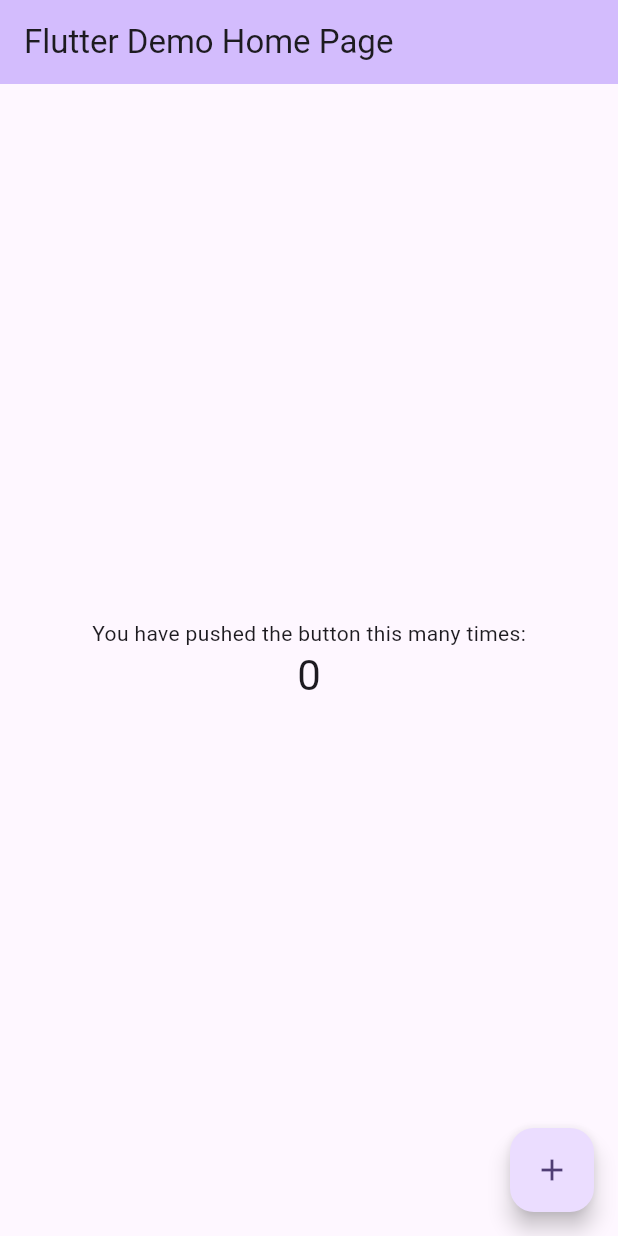
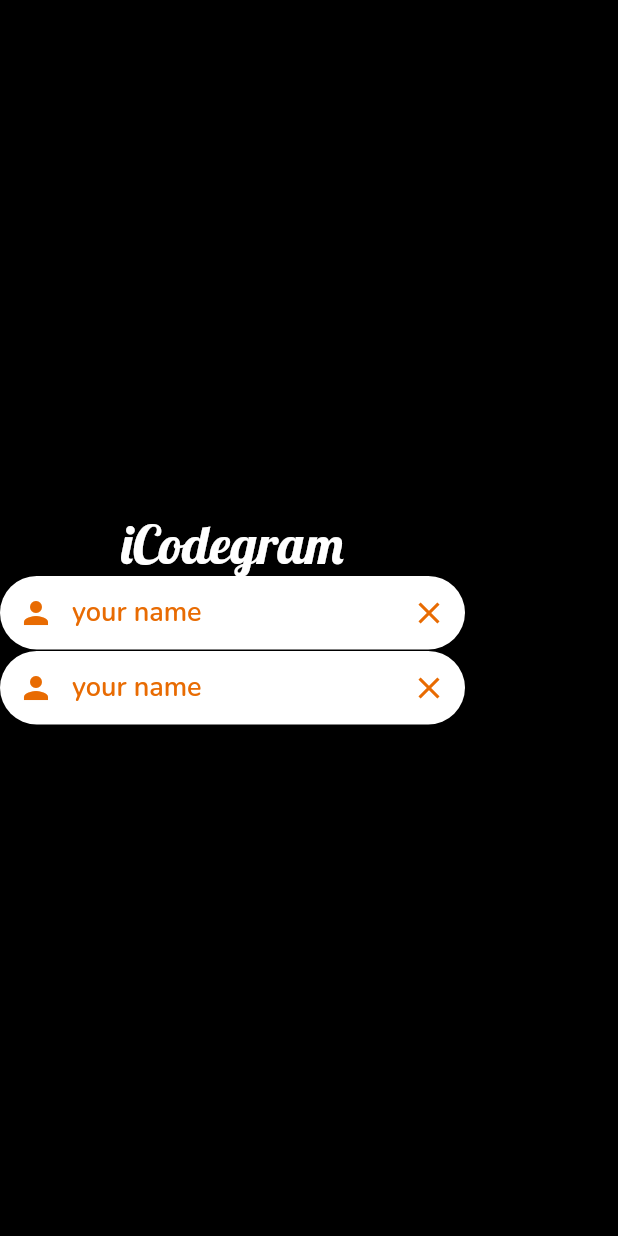
Before and after one commit to akagun/flutter_summer_course_tornadoo, a Flutter app: the screen it shows after launch, on a phone screen of 412 x 824 dp. Run offline on Flutter 3.47's test engine with Material 2 defaults, Android fonts, the phone set to English and light mode, and no system bars; missing offline and left inert: word_search_safety.

Commit message:
add: iCodegram

```diff
--- a/icodegram_app/lib/input_field.dart
+++ b/icodegram_app/lib/input_field.dart
@@ -0,0 +1,46 @@
+import 'package:flutter/material.dart';
+
+class InputField extends StatefulWidget {
+  final String hintText;
+  const InputField({required this.hintText, super.key});
+
+  @override
+  State<InputField> createState() => _InputFieldState();
+}
+
+class _InputFieldState extends State<InputField> {
+
+  @override
+  Widget build(BuildContext context) {
+    return SizedBox(
+      width: 310,
+      height: 50,
+      child: TextField(
+        maxLines: 1,
+        style: TextStyle(
+            color: Color(0xFFE86B02),
+            fontSize: 18,
+            fontFamily: 'Nunito',
+            fontWeight: FontWeight.w600),
+        decoration: InputDecoration(
+            contentPadding: EdgeInsets.symmetric(
+              horizontal: 25,
+              vertical: 12,
+            ),
+            filled: true,
+            fillColor: Colors.white,
+            prefixIcon: Icon(Icons.person, color: Color(0xFFE86B02)),
+            hintText: "your name",
+            hintStyle: TextStyle(color: Color(0xFFE86B02)),
+            suffixIcon: IconButton(
+              onPressed: () {
+              },
+              icon: Icon(Icons.clear, color: Color(0xFFE86B02)),
+            ),
+            border: OutlineInputBorder(
+                borderRadius: BorderRadius.circular(25),
+                borderSide: BorderSide(width: 0, style: BorderStyle.none))),
+      ),
+    );
+  }
+}
--- a/icodegram_app/lib/main.dart
+++ b/icodegram_app/lib/main.dart
@@ -1,125 +1,8 @@
 import 'package:flutter/material.dart';
+import 'package:icodegram_app/pages/login.dart';
 
 void main() {
-  runApp(const MyApp());
+  runApp(const MaterialApp(
+    home: LoginPage(),
+  ));
 }
-
-class MyApp extends StatelessWidget {
-  const MyApp({super.key});
-
-  // This widget is the root of your application.
-  @override
-  Widget build(BuildContext context) {
-    return MaterialApp(
-      title: 'Flutter Demo',
-      theme: ThemeData(
-        // This is the theme of your application.
-        //
-        // TRY THIS: Try running your application with "flutter run". You'll see
-        // the application has a blue toolbar. Then, without quitting the app,
-        // try changing the seedColor in the colorScheme below to Colors.green
-        // and then invoke "hot reload" (save your changes or press the "hot
-        // reload" button in a Flutter-supported IDE, or press "r" if you used
-        // the command line to start the app).
-        //
-        // Notice that the counter didn't reset back to zero; the application
-        // state is not lost during the reload. To reset the state, use hot
-        // restart instead.
-        //
-        // This works for code too, not just values: Most code changes can be
-        // tested with just a hot reload.
-        colorScheme: ColorScheme.fromSeed(seedColor: Colors.deepPurple),
-        useMaterial3: true,
-      ),
-      home: const MyHomePage(title: 'Flutter Demo Home Page'),
-    );
-  }
-}
-
-class MyHomePage extends StatefulWidget {
-  const MyHomePage({super.key, required this.title});
-
-  // This widget is the home page of your application. It is stateful, meaning
-  // that it has a State object (defined below) that contains fields that affect
-  // how it looks.
-
-  // This class is the configuration for the state. It holds the values (in this
-  // case the title) provided by the parent (in this case the App widget) and
-  // used by the build method of the State. Fields in a Widget subclass are
-  // always marked "final".
-
-  final String title;
-
-  @override
-  State<MyHomePage> createState() => _MyHomePageState();
-}
-
-class _MyHomePageState extends State<MyHomePage> {
-  int _counter = 0;
-
-  void _incrementCounter() {
-    setState(() {
-      // This call to setState tells the Flutter framework that something has
-      // changed in this State, which causes it to rerun the build method below
-      // so that the display can reflect the updated values. If we changed
-      // _counter without calling setState(), then the build method would not be
-      // called again, and so nothing would appear to happen.
-      _counter++;
-    });
-  }
-
-  @override
-  Widget build(BuildContext context) {
-    // This method is rerun every time setState is called, for instance as done
-    // by the _incrementCounter method above.
-    //
-    // The Flutter framework has been optimized to make rerunning build methods
-    // fast, so that you can just rebuild anything that needs updating rather
-    // than having to individually change instances of widgets.
-    return Scaffold(
-      appBar: AppBar(
-        // TRY THIS: Try changing the color here to a specific color (to
-        // Colors.amber, perhaps?) and trigger a hot reload to see the AppBar
-        // change color while the other colors stay the same.
-        backgroundColor: Theme.of(context).colorScheme.inversePrimary,
-        // Here we take the value from the MyHomePage object that was created by
-        // the App.build method, and use it to set our appbar title.
-        title: Text(widget.title),
-      ),
-      body: Center(
-        // Center is a layout widget. It takes a single child and positions it
-        // in the middle of the parent.
-        child: Column(
-          // Column is also a layout widget. It takes a list of children and
-          // arranges them vertically. By default, it sizes itself to fit its
-          // children horizontally, and tries to be as tall as its parent.
-          //
-          // Column has various properties to control how it sizes itself and
-          // how it positions its children. Here we use mainAxisAlignment to
-          // center the children vertically; the main axis here is the vertical
-          // axis because Columns are vertical (the cross axis would be
-          // horizontal).
-          //
-          // TRY THIS: Invoke "debug painting" (choose the "Toggle Debug Paint"
-          // action in the IDE, or press "p" in the console), to see the
-          // wireframe for each widget.
-          mainAxisAlignment: MainAxisAlignment.center,
-          children: <Widget>[
-            const Text(
-              'You have pushed the button this many times:',
-            ),
-            Text(
-              '$_counter',
-              style: Theme.of(context).textTheme.headlineMedium,
-            ),
-          ],
-        ),
-      ),
-      floatingActionButton: FloatingActionButton(
-        onPressed: _incrementCounter,
-        tooltip: 'Increment',
-        child: const Icon(Icons.add),
-      ), // This trailing comma makes auto-formatting nicer for build methods.
-    );
-  }
-}
--- a/icodegram_app/lib/pages/login.dart
+++ b/icodegram_app/lib/pages/login.dart
@@ -0,0 +1,34 @@
+import 'package:flutter/material.dart';
+import 'package:icodegram_app/input_field.dart';
+
+class LoginPage extends StatefulWidget {
+  const LoginPage({super.key});
+
+  @override
+  State<LoginPage> createState() => _LoginPageState();
+}
+
+class _LoginPageState extends State<LoginPage> {
+  @override
+  Widget build(BuildContext context) {
+    return SafeArea(
+        child: Scaffold(
+      backgroundColor: Colors.black,
+      body: Container(
+        child: Column(
+          mainAxisAlignment: MainAxisAlignment.center,
+          children: [
+            Text("iCodegram",
+                style: TextStyle(
+                    fontSize: 35.5333366394043,
+                    fontWeight: FontWeight.w400,
+                    color: Colors.white,
+                    fontFamily: "Lobster")),
+            InputField(hintText: "Username"),
+            InputField(hintText: "Password"),
+          ],
+        ),
+      ),
+    ));
+  }
+}
```
Also changed, not shown: icodegram_app/pubspec.yaml (+6 -6 lines).
